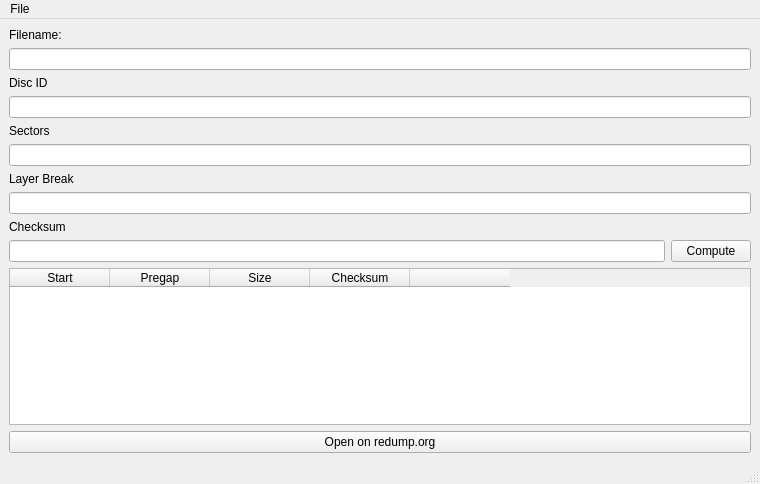
This is Play!/tools/DiscChecker/MainWindow.ui in kiddreads/Avalon as Qt 5 draws it before an edit. The edited form follows.
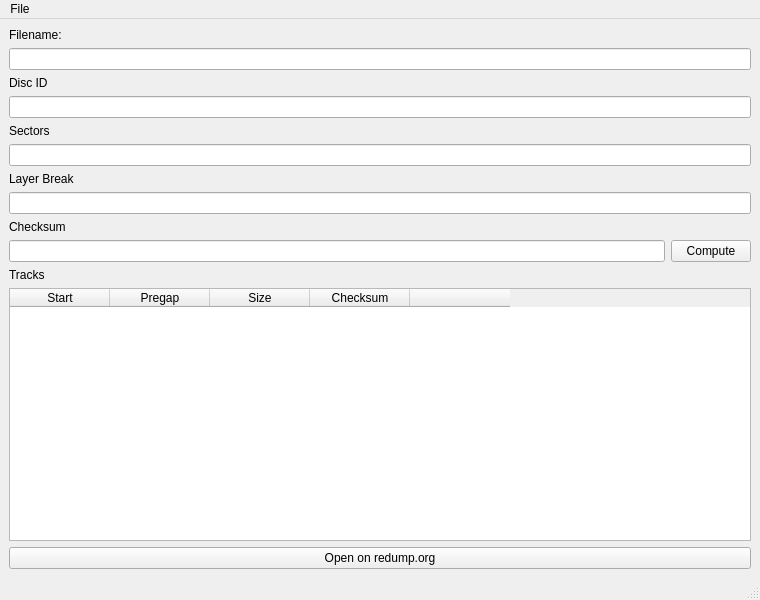
This is the edited form.

The edit to the form file:
```diff
--- a/Play!/tools/DiscChecker/MainWindow.ui
+++ b/Play!/tools/DiscChecker/MainWindow.ui
@@ -7,7 +7,7 @@
     <x>0</x>
     <y>0</y>
     <width>760</width>
-    <height>484</height>
+    <height>600</height>
    </rect>
   </property>
   <property name="windowTitle">
@@ -92,6 +92,13 @@
       </item>
      </layout>
     </item>
+    <item>
+     <widget class="QLabel" name="label">
+      <property name="text">
+       <string>Tracks</string>
+      </property>
+     </widget>
+    </item>
     <item>
      <widget class="QTableWidget" name="tracksListView">
       <property name="sizePolicy">
```
